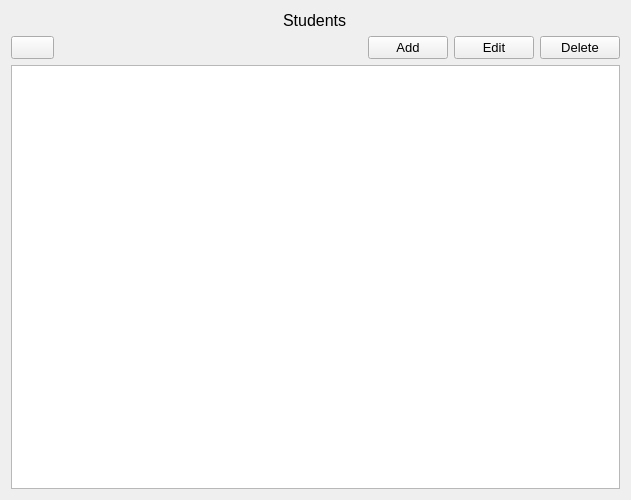
This is pagestudentsform.ui in thenewcoder/school-administration-system as Qt 5 draws it before an edit. The edited form follows.
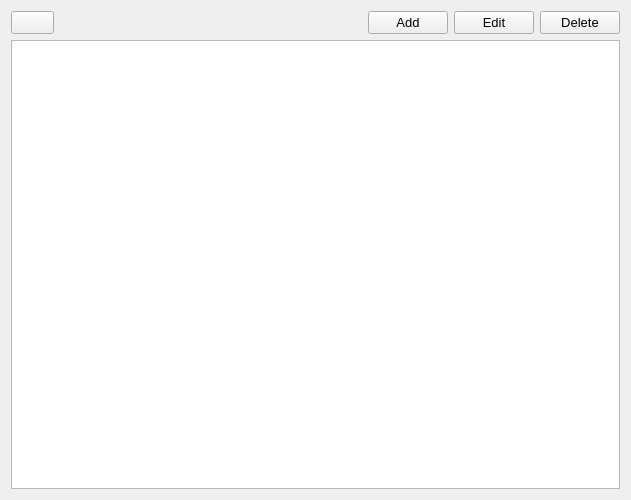
This is the edited form. Icons and pictures are not drawn.

Commit message: Removed the 'title' text on the page form.

```diff
--- a/pagestudentsform.ui
+++ b/pagestudentsform.ui
@@ -22,18 +22,6 @@
    <string notr="true"/>
   </property>
   <layout class="QVBoxLayout" name="verticalLayout">
-   <item alignment="Qt::AlignHCenter">
-    <widget class="QLabel" name="label">
-     <property name="font">
-      <font>
-       <pointsize>12</pointsize>
-      </font>
-     </property>
-     <property name="text">
-      <string>Students</string>
-     </property>
-    </widget>
-   </item>
    <item>
     <layout class="QHBoxLayout" name="horizontalLayout">
      <item>
```
The commit also changes 3 other files.
